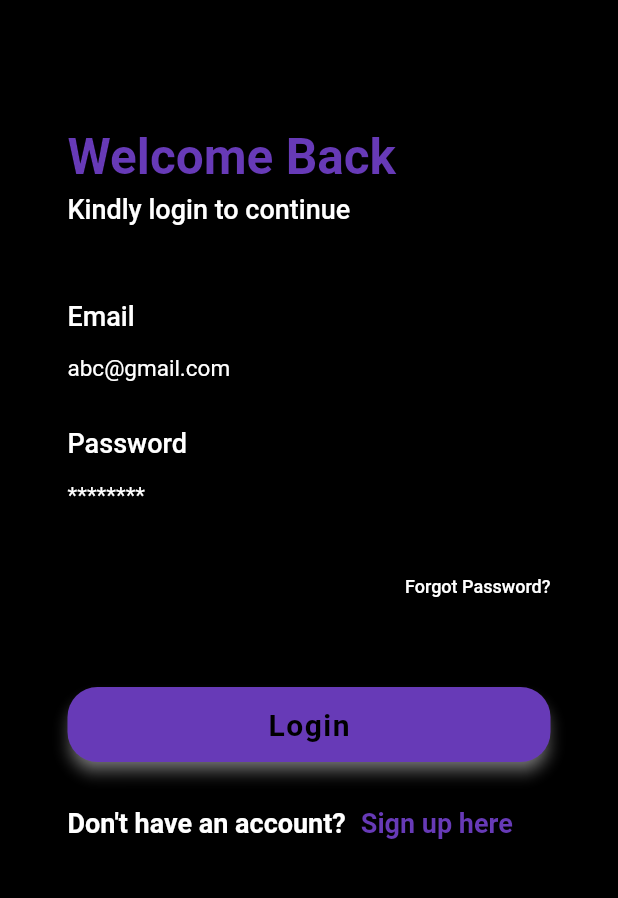
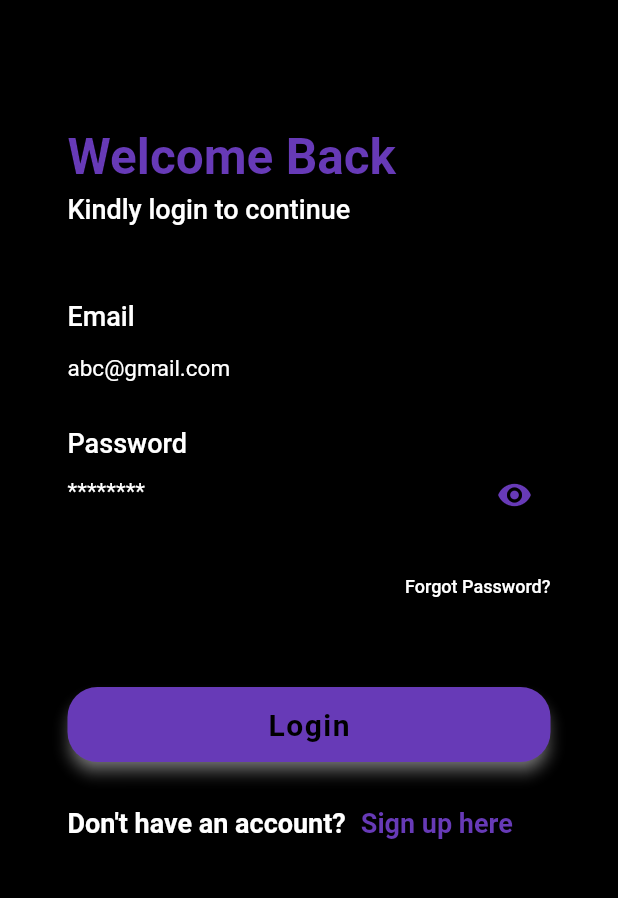
Before and after one commit to ACM-VIT/EchoLink, a Flutter app: the screen it shows after launch, on a phone screen of 412 x 824 dp, the part 84-982 px from its top. Run offline on Flutter 3.47's test engine with Material 2 defaults, Android fonts, the phone set to English and light mode, and no system bars; our stand-ins replace google_fonts.

Commit message:
added obscure for password in login

```diff
--- a/lib/screens/loginpage.dart
+++ b/lib/screens/loginpage.dart
@@ -8,8 +8,8 @@ class login extends StatefulWidget {
   @override
   State<login> createState() => _loginState();
 }
-
 class _loginState extends State<login> {
+  bool obscureState = true;
   @override
   Widget build(BuildContext context) {
     return Directionality(
@@ -86,9 +86,17 @@ class _loginState extends State<login> {
                     color: Colors.white),
               ),
             ),
-            const TextField(
+             TextField(
+              obscureText: obscureState,
               keyboardType: TextInputType.visiblePassword,
               decoration: InputDecoration(
+                suffixIcon: IconButton(onPressed: (){
+                  setState(() {
+                    obscureState = !obscureState;
+                  });
+                }, icon: Icon(obscureState
+                         ? Icons.visibility
+                         : Icons.visibility_off, color: Colors.deepPurple),),
                 hintText: '********',
                 hintStyle: TextStyle(fontSize: 15.0, color: Colors.white),
               ),
```
Also changed, not shown: pubspec.lock, 9 other files.
